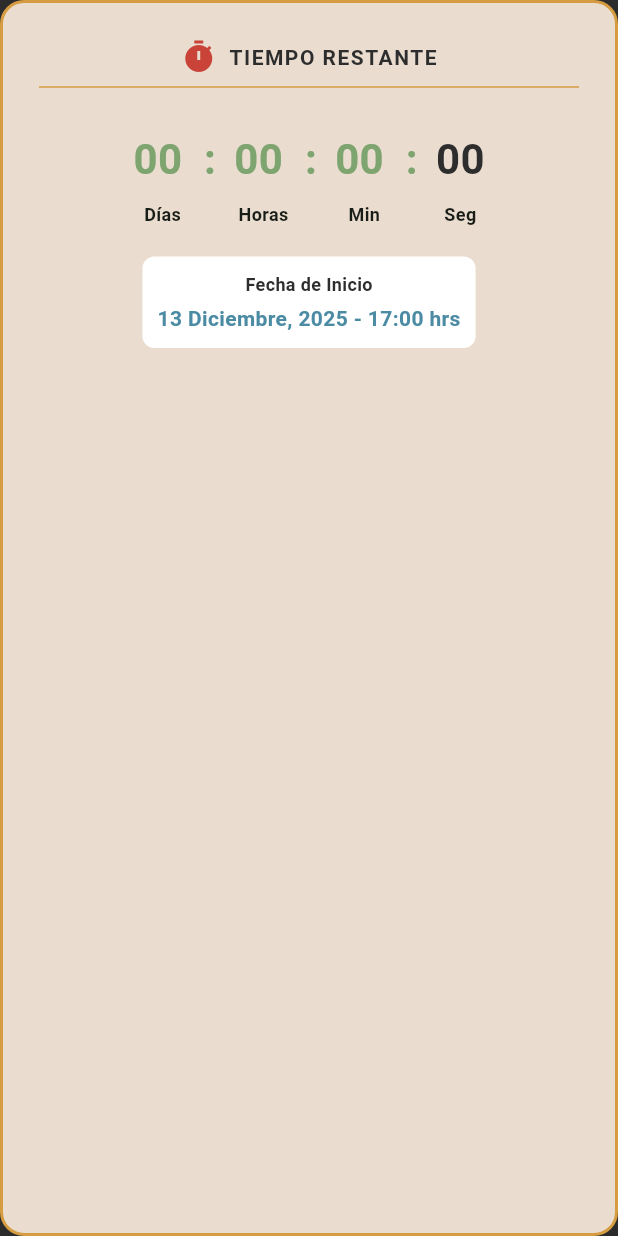
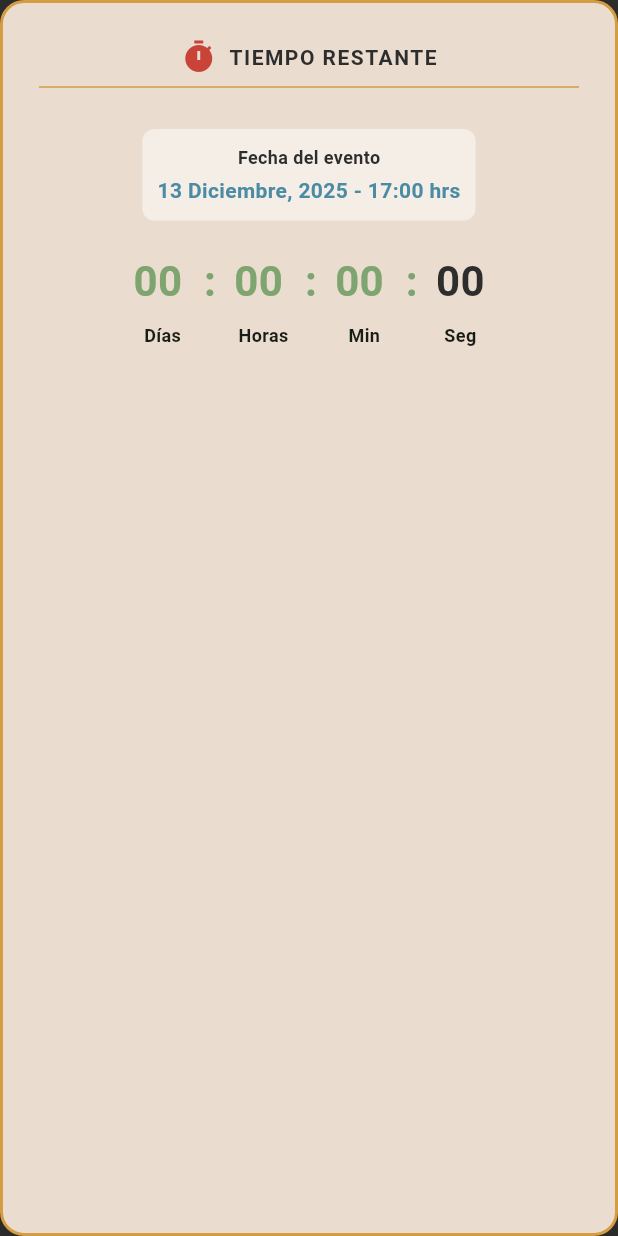
Before and after one commit to andreuvv/myl-tournament-web, a Flutter app: the CountdownCard widget shown alone on an empty page, opened directly with empty values, on a phone screen of 412 x 824 dp. Run offline on Flutter 3.47's test engine with Material 3 defaults, Android fonts, the phone set to English and light mode, and no system bars; our stand-ins replace web; missing offline and left inert: dart:ui_web; Roboto replaces fonts that are missing (Georgia).

Commit message:
feat: update countdown widget layout and modify tournament info sections

```diff
--- a/lib/feature/countdown_widget/widget/countdown_card_widget.dart
+++ b/lib/feature/countdown_widget/widget/countdown_card_widget.dart
@@ -70,6 +70,33 @@ class _CountdownCardState extends State<CountdownCard> {
                 thickness: 1,
               ),
               const SizedBox(height: 20),
+              Container(
+                padding: const EdgeInsets.all(10),
+                decoration: BoxDecoration(
+                  color: AppColors.white.withAlpha(125),
+                  borderRadius: BorderRadius.circular(8),
+                ),
+                child: Column(
+                  children: const [
+                    Text(
+                      "Fecha del evento",
+                      style: TextStyle(
+                          fontSize: 12,
+                          color: AppColors.coalGrey,
+                          fontWeight: FontWeight.bold),
+                    ),
+                    SizedBox(height: 4),
+                    Text(
+                      "13 Diciembre, 2025 - 17:00 hrs",
+                      style: TextStyle(
+                        fontWeight: FontWeight.bold,
+                        color: AppColors.petrolBlue,
+                      ),
+                    ),
+                  ],
+                ),
+              ),
+              const SizedBox(height: 20),
               Row(
                 mainAxisAlignment: MainAxisAlignment.center,
                 children: [
@@ -85,33 +112,6 @@ class _CountdownCardState extends State<CountdownCard> {
                     isAccent: true,
                   ),
                 ],
-              ),
-              const SizedBox(height: 20),
-              Container(
-                padding: const EdgeInsets.all(10),
-                decoration: BoxDecoration(
-                  color: AppColors.white,
-                  borderRadius: BorderRadius.circular(8),
-                ),
-                child: Column(
-                  children: const [
-                    Text(
-                      "Fecha de Inicio",
-                      style: TextStyle(
-                          fontSize: 12,
-                          color: AppColors.coalGrey,
-                          fontWeight: FontWeight.bold),
-                    ),
-                    SizedBox(height: 4),
-                    Text(
-                      "13 Diciembre, 2025 - 17:00 hrs",
-                      style: TextStyle(
-                        fontWeight: FontWeight.bold,
-                        color: AppColors.petrolBlue,
-                      ),
-                    ),
-                  ],
-                ),
               ),
             ],
           ),
--- a/lib/feature/tournament_info/controllers/tournament_info_controller.dart
+++ b/lib/feature/tournament_info/controllers/tournament_info_controller.dart
@@ -12,7 +12,7 @@ class TournamentInfoController {
   Stream<TournamentSubsection?> get selectedSubsectionStream =>
       _selectedSubsectionController.stream;
 
-  InfoSection _selectedSection = InfoSection.general;
+  InfoSection _selectedSection = InfoSection.tournamentSystem;
   TournamentSubsection? _selectedSubsection;
 
   InfoSection get selectedSection => _selectedSection;
--- a/lib/feature/tournament_info/views/tournament_info_page.dart
+++ b/lib/feature/tournament_info/views/tournament_info_page.dart
@@ -23,7 +23,8 @@ class TournamentInfoPage extends StatelessWidget {
           stream: controller.selectedSubsectionStream,
           initialData: controller.selectedSubsection,
           builder: (context, subsectionSnapshot) {
-            final selectedSection = sectionSnapshot.data ?? InfoSection.general;
+            final selectedSection =
+                sectionSnapshot.data ?? InfoSection.tournamentSystem;
             final selectedSubsection = subsectionSnapshot.data;
 
             return isMobile
--- a/lib/feature/tournament_info/widgets/layouts/desktop_layout.dart
+++ b/lib/feature/tournament_info/widgets/layouts/desktop_layout.dart
@@ -29,8 +29,8 @@ class DesktopLayout extends StatelessWidget {
     }
 
     switch (selectedSection) {
-      case InfoSection.general:
-        return const GeneralInfoContent();
+      // case InfoSection.general:
+      //   return const GeneralInfoContent();
       case InfoSection.tournamentSystem:
         return const TournamentSystemContent();
       case InfoSection.prizesAndFunding:
--- a/lib/feature/tournament_info/widgets/layouts/mobile_layout.dart
+++ b/lib/feature/tournament_info/widgets/layouts/mobile_layout.dart
@@ -28,8 +28,8 @@ class MobileLayout extends StatelessWidget {
     }
 
     switch (selectedSection) {
-      case InfoSection.general:
-        return const GeneralInfoContent();
+      // case InfoSection.general:
+      //   return const GeneralInfoContent();
       case InfoSection.tournamentSystem:
         return const TournamentSystemContent();
       case InfoSection.prizesAndFunding:
```
Also changed, not shown: lib/feature/game_formats/views/game_formats_page.dart (+2 -14 lines), lib/feature/tournament_info/models/info_section.dart (+5 -5 lines), lib/feature/tournament_info/widgets/index_item_widget.dart (+12 -18 lines).
